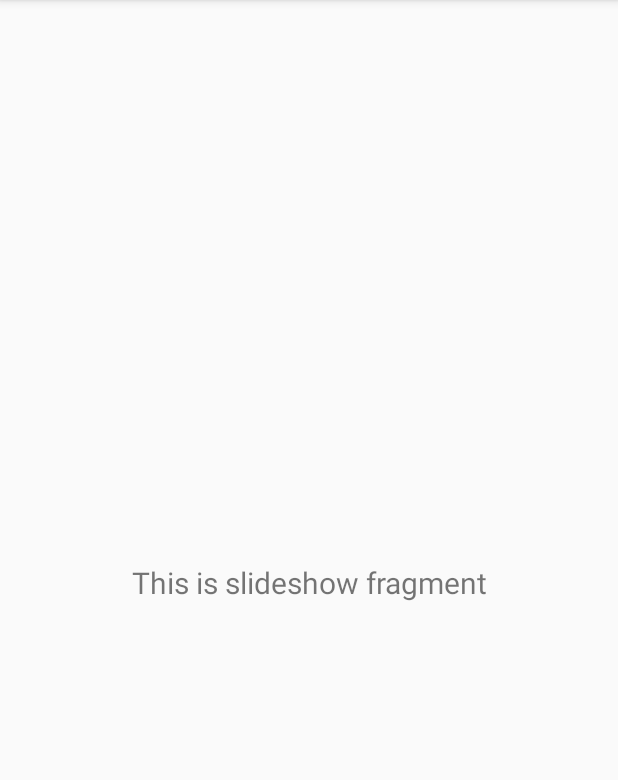
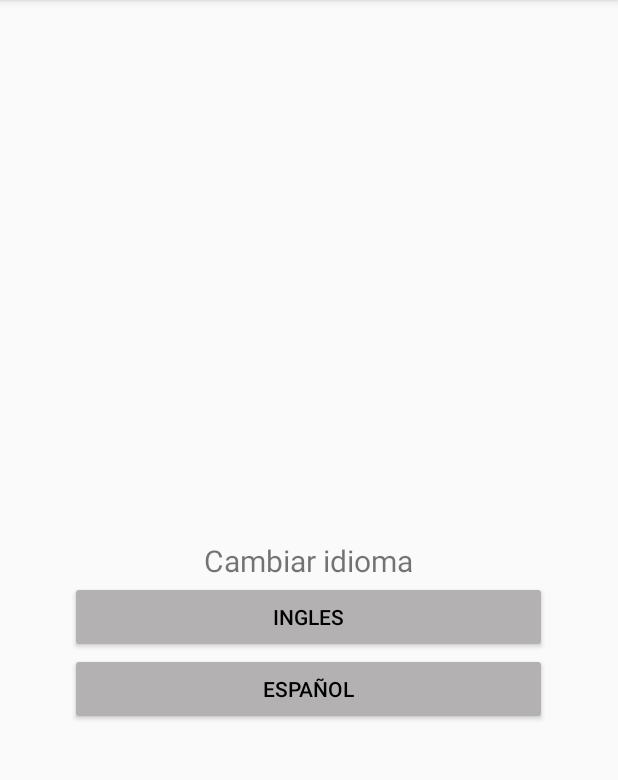
Before and after one commit to ivan-emanuel-rodriguez/AppDonacion, an Android app: the screen it shows after launch once a user with an empty profile is signed in (ListaDonacionActivity), in the side drawer, after a tap on "Configuración", on a phone screen of 412 x 824 dp, the part 84-864 px from its top. Run offline under Robolectric (Android 15) with nearby library versions, the phone set to English and light mode, and no system bars; our stand-ins replace CircleImageView, Firebase (no records; nobody signed in at launch, a user with empty details on screens opened directly), navigation-ui; pictures from the network do not load.

Commit message:
función cambiar idioma

```diff
--- a/app/src/main/java/com/example/appdonacion/ui/slideshow/SlideshowFragment.java
+++ b/app/src/main/java/com/example/appdonacion/ui/slideshow/SlideshowFragment.java
@@ -1,9 +1,12 @@
 package com.example.appdonacion.ui.slideshow;
 
+import android.content.Intent;
+import android.content.res.Configuration;
 import android.os.Bundle;
 import android.view.LayoutInflater;
 import android.view.View;
 import android.view.ViewGroup;
+import android.widget.Button;
 import android.widget.TextView;
 
 import androidx.annotation.NonNull;
@@ -12,17 +15,31 @@ import androidx.fragment.app.Fragment;
 import androidx.lifecycle.Observer;
 import androidx.lifecycle.ViewModelProviders;
 
+import com.example.appdonacion.PaginaPrincipalActivity;
 import com.example.appdonacion.R;
+
+import java.util.Locale;
 
 public class SlideshowFragment extends Fragment {
 
     private SlideshowViewModel slideshowViewModel;
 
+    private Button ingles;
+    private Button espaniol;
     public View onCreateView(@NonNull LayoutInflater inflater,
                              ViewGroup container, Bundle savedInstanceState) {
+
+
+
         slideshowViewModel =
                 ViewModelProviders.of(this).get(SlideshowViewModel.class);
         View root = inflater.inflate(R.layout.fragment_slideshow, container, false);
+        ingles = (Button) root.findViewById(R.id.btn_ingles);
+        espaniol = (Button) root.findViewById(R.id.btn_esp);
+        ingles.setOnClickListener(CambiarAEs);
+        espaniol.setOnClickListener(ChangeToEn);
+
+
         final TextView textView = root.findViewById(R.id.text_slideshow);
         slideshowViewModel.getText().observe(getViewLifecycleOwner(), new Observer<String>() {
             @Override
@@ -32,4 +49,24 @@ public class SlideshowFragment extends Fragment {
         });
         return root;
     }
+    private View.OnClickListener CambiarAEs = new View.OnClickListener() {
+        @Override
+        public void onClick(View v) {
+            CambiarIdioma("en");
+        }
+    };
+    private View.OnClickListener ChangeToEn = new View.OnClickListener() {
+        @Override
+        public void onClick(View v) {
+            CambiarIdioma("es");
+        }
+    };
+    public void CambiarIdioma(String idioma){
+        Locale locale;
+        Configuration config = new Configuration();
+        locale = new Locale(idioma);
+        config.locale =locale;
+        getResources().updateConfiguration(config, null);
+        getActivity().recreate();
+    }
 }
--- a/app/src/main/java/com/example/appdonacion/ui/slideshow/SlideshowViewModel.java
+++ b/app/src/main/java/com/example/appdonacion/ui/slideshow/SlideshowViewModel.java
@@ -1,8 +1,24 @@
 package com.example.appdonacion.ui.slideshow;
 
+import android.app.ProgressDialog;
+import android.os.Bundle;
+//import android.view.View;
+import android.view.LayoutInflater;
+import android.view.View;
+import android.view.ViewGroup;
+import android.widget.Button;
+import android.widget.ImageView;
+import android.widget.TextView;
+
+import androidx.annotation.NonNull;
+import androidx.annotation.Nullable;
 import androidx.lifecycle.LiveData;
 import androidx.lifecycle.MutableLiveData;
 import androidx.lifecycle.ViewModel;
+
+import com.example.appdonacion.DonacionSharePreferences;
+import com.example.appdonacion.R;
+import com.google.firebase.storage.FirebaseStorage;
 
 public class SlideshowViewModel extends ViewModel {
 
@@ -10,10 +26,13 @@ public class SlideshowViewModel extends ViewModel {
 
     public SlideshowViewModel() {
         mText = new MutableLiveData<>();
-        mText.setValue("This is slideshow fragment");
+        //mText.setValue("Configuraciones");
     }
 
     public LiveData<String> getText() {
         return mText;
     }
+
+
+
 }
--- a/app/src/main/res/layout/fragment_slideshow.xml
+++ b/app/src/main/res/layout/fragment_slideshow.xml
@@ -5,6 +5,18 @@
     android:layout_width="match_parent"
     android:layout_height="match_parent"
     tools:context=".ui.slideshow.SlideshowFragment">
+    <LinearLayout
+        android:layout_width="318dp"
+        android:layout_height="623dp"
+        android:gravity="center"
+        android:orientation="vertical"
+        app:layout_constraintBottom_toBottomOf="parent"
+        app:layout_constraintEnd_toEndOf="parent"
+        app:layout_constraintHorizontal_bias="0.495"
+        app:layout_constraintStart_toStartOf="parent"
+        app:layout_constraintTop_toTopOf="parent"
+        app:layout_constraintVertical_bias="0.731">
+
 
     <TextView
         android:id="@+id/text_slideshow"
@@ -18,5 +30,23 @@
         app:layout_constraintBottom_toBottomOf="parent"
         app:layout_constraintEnd_toEndOf="parent"
         app:layout_constraintStart_toStartOf="parent"
-        app:layout_constraintTop_toTopOf="parent" />
+        app:layout_constraintTop_toTopOf="parent"
+        android:text="@string/idioma"/>
+    <Button
+        android:id="@+id/btn_ingles"
+        android:layout_width="match_parent"
+        android:layout_height="wrap_content"
+        android:backgroundTint="#B3B1B1"
+        android:text="Ingles"
+        android:textColor="#000000"/>
+    <Button
+        android:id="@+id/btn_esp"
+        android:layout_width="match_parent"
+        android:layout_height="wrap_content"
+        android:backgroundTint="#B3B1B1"
+        android:text="Español"
+        android:textColor="#000000" />
+</LinearLayout>
+
+
 </androidx.constraintlayout.widget.ConstraintLayout>
--- a/app/src/main/res/values/strings.xml
+++ b/app/src/main/res/values/strings.xml
@@ -65,5 +65,6 @@
     <string name="detailProducto">Detalles(Estado del producto)</string>
     <string name="cantProduct">Cantidad</string>
 
+    <string name="idioma">Cambiar idioma</string>
 
 </resources>
```
Also changed, not shown: 1 other file.
